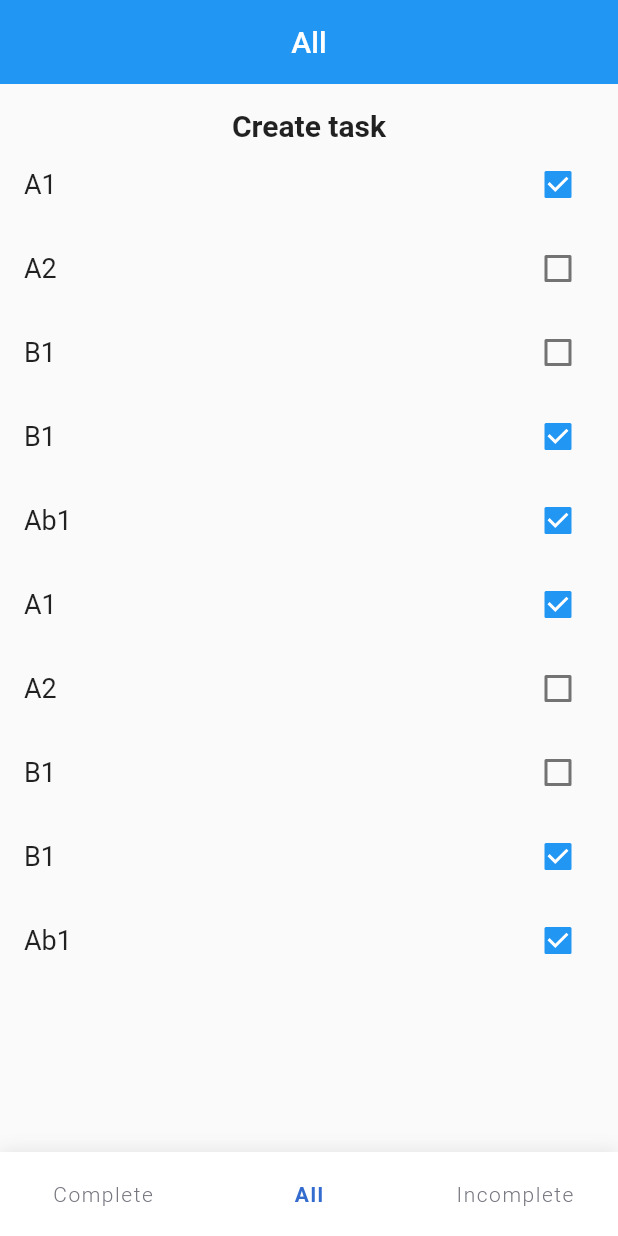
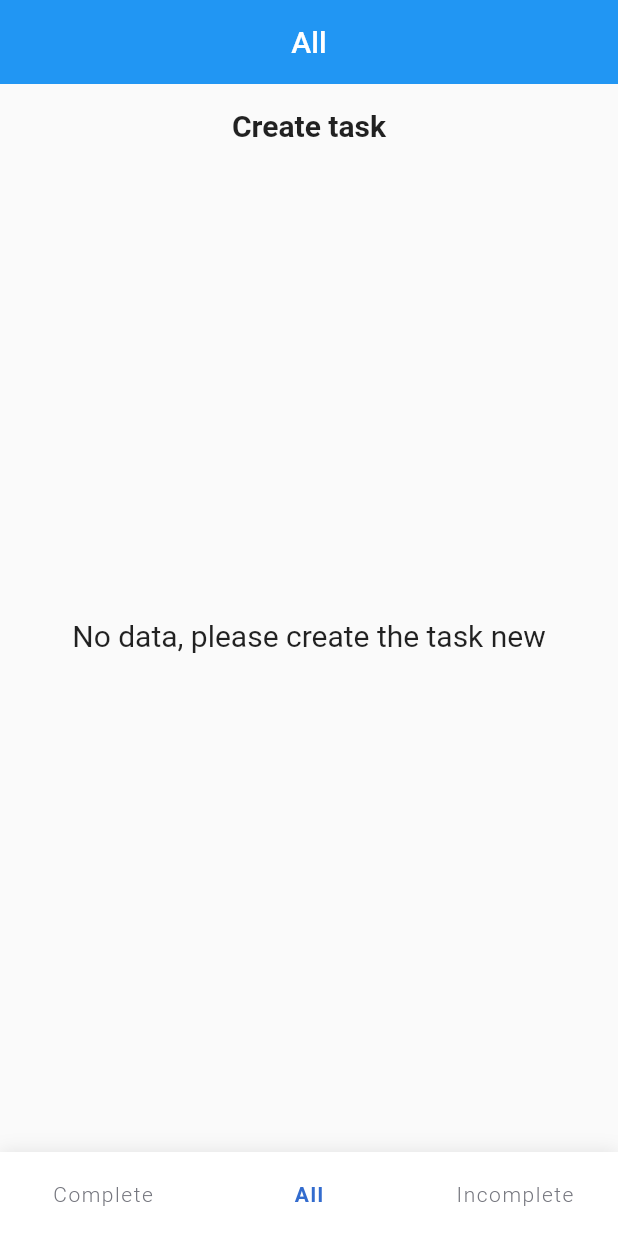
Before and after one commit to quynhnb2021/todo, a Flutter app: the screen it shows after launch, on a phone screen of 412 x 824 dp. Run offline on Flutter 3.47's test engine with Material 2 defaults, Android fonts, the phone set to English and light mode, and no system bars; our stand-ins replace flutter_svg, fluttertoast, get, google_fonts, sqflite; missing offline and left inert: get_cli; accounts and stored records are empty.

Commit message:
update sqlite

```diff
--- /dev/null
+++ b/lib/app/database/notes_database.dart
@@ -0,0 +1,89 @@
+import 'package:path/path.dart';
+import 'package:sqflite/sqflite.dart';
+import 'package:todo/app/models/task_model.dart';
+
+class NotesDatabase {
+  static final NotesDatabase instance = NotesDatabase._init();
+
+  static Database? _database;
+
+  NotesDatabase._init();
+
+  Future<Database> get database async {
+    if (_database != null) return _database!;
+
+    _database = await _initDB('tasks.db');
+    return _database!;
+  }
+
+  Future<Database> _initDB(String filePath) async {
+    final dbPath = await getDatabasesPath();
+    final path = join(dbPath, filePath);
+
+    return await openDatabase(path, version: 1, onCreate: _createDB);
+  }
+
+  Future _createDB(Database db, int version) async {
+    final idType = 'INTEGER PRIMARY KEY AUTOINCREMENT';
+    final textType = 'TEXT NOT NULL';
+    final boolType = 'BOOLEAN NOT NULL';
+    final integerType = 'INTEGER NOT NULL';
+
+    await db.execute('''
+CREATE TABLE $tableTasks (
+  ${TaskFields.id} $idType,
+  ${TaskFields.status} $boolType,
+  ${TaskFields.title} $textType,
+  ${TaskFields.time} $textType
+  )
+''');
+  }
+
+  Future<Task> create(Task task) async {
+    final db = await instance.database;
+
+    // final json = note.toJson();
+    // final columns =
+    //     '${NoteFields.title}, ${NoteFields.description}, ${NoteFields.time}';
+    // final values =
+    //     '${json[NoteFields.title]}, ${json[NoteFields.description]}, ${json[NoteFields.time]}';
+    // final id = await db
+    //     .rawInsert('INSERT INTO table_name ($columns) VALUES ($values)');
+
+    final id = await db.insert(tableTasks, task.toJson());
+    return task.copy(id: id);
+  }
+
+  Future<Task> readNote(int id) async {
+    final db = await instance.database;
+
+    final maps = await db.query(
+      tableTasks,
+      columns: TaskFields.values,
+      where: '${TaskFields.id} = ?',
+      whereArgs: [id],
+    );
+
+    if (maps.isNotEmpty) {
+      return Task.fromJson(maps.first);
+    } else {
+      throw Exception('ID $id not found');
+    }
+  }
+
+  Future<List<Task>> readAllNotes() async {
+    final db = await instance.database;
+
+    final orderBy = '${TaskFields.time} ASC';
+
+    final result = await db.query(tableTasks, orderBy: orderBy);
+
+    return result.map((json) => Task.fromJson(json)).toList();
+  }
+
+  Future close() async {
+    final db = await instance.database;
+
+    db.close();
+  }
+}
--- a/lib/app/models/task_model.dart
+++ b/lib/app/models/task_model.dart
@@ -1,9 +1,54 @@
+class TaskFields {
+  static final List<String> values = [
+    /// Add all fields
+    id, status, title, time
+  ];
+
+  static final String id = '_id';
+  static final String title = 'title';
+  static final String status = 'status';
+  static final String time = 'time';
+}
+
+final String tableTasks = 'tasks';
+
 class Task {
-  String? name;
-  bool? status;
+  final int? id;
+  final String? title;
+  final bool status;
+  final DateTime createdTime;
 
-  Task({
-    required this.name,
+  const Task({
+    this.id,
+    required this.title,
     required this.status,
+    required this.createdTime,
   });
+
+  Task copy({
+    int? id,
+    bool? status,
+    String? title,
+    DateTime? createdTime,
+  }) =>
+      Task(
+        id: id ?? this.id,
+        status: status ?? this.status,
+        title: title ?? this.title,
+        createdTime: createdTime ?? this.createdTime,
+      );
+
+  static Task fromJson(Map<String, Object?> json) => Task(
+        id: json[TaskFields.id] as int?,
+        status: json[TaskFields.status] == 1,
+        title: json[TaskFields.title] as String,
+        createdTime: DateTime.parse(json[TaskFields.time] as String),
+      );
+
+  Map<String, Object?> toJson() => {
+        TaskFields.id: id,
+        TaskFields.title: title,
+        TaskFields.status: status ? 1 : 0,
+        TaskFields.time: createdTime.toIso8601String(),
+      };
 }
--- /dev/null
+++ b/lib/app/models/task_test_model.dart
@@ -0,0 +1,40 @@
+import 'package:todo/app/models/task_model.dart';
+
+class ListTask {
+  List<Task> mockTasks = [
+    Task(id: 1, title: "Product1", status: true, createdTime: DateTime.now()),
+    Task(
+      id: 2,
+      title: "Product2",
+      status: true,
+      createdTime: DateTime.now().add(Duration(minutes: 1)),
+    ),
+    Task(
+      id: 3,
+      title: "Product3",
+      status: false,
+      createdTime: DateTime.now().add(Duration(minutes: 1)),
+    ),
+    Task(
+      id: 4,
+      title: "Product4",
+      status: false,
+      createdTime: DateTime.now().add(Duration(minutes: 1)),
+    )
+  ];
+  // final mockettasks = [
+  //   Task(name: "A2", status: false,),
+  //   Task(name: "B1", status: false),
+  //   Task(name: "B1", status: true),
+  //   Task(name: "Ab1", status: true),
+  //   Task(name: "A1", status: true),
+  //   Task(name: "A2", status: false),
+  //   Task(name: "B1", status: false),
+  //   Task(name: "B1", status: true),
+  //   Task(name: "Ab1", status: true)
+  // ];
+
+  void increment() => value++;
+
+  void decrement() => value--;
+}
--- a/lib/app/modules/all_task_page/controllers/all_task_page_controller.dart
+++ b/lib/app/modules/all_task_page/controllers/all_task_page_controller.dart
@@ -1,4 +1,5 @@
 import 'package:get/get.dart';
+import 'package:todo/app/database/notes_database.dart';
 import 'package:todo/app/models/task_model.dart';
 import 'package:todo/app/modules/complete_task_page/controllers/complete_task_page_controller.dart';
 import 'package:todo/app/modules/incomplete_task_page/controllers/incomplete_task_page_controller.dart';
@@ -7,21 +8,22 @@ class AllTaskPageController extends GetxController {
   //TODO: Implement AllTaskPageController
 
   final tasks = [
-    Task(name: "A1", status: true),
-    Task(name: "A2", status: false),
-    Task(name: "B1", status: false),
-    Task(name: "B1", status: true),
-    Task(name: "Ab1", status: true),
-    Task(name: "A1", status: true),
-    Task(name: "A2", status: false),
-    Task(name: "B1", status: false),
-    Task(name: "B1", status: true),
-    Task(name: "Ab1", status: true)
+    // Task(name: "A1", status: true),
+    // Task(name: "A2", status: false),
+    // Task(name: "B1", status: false),
+    // Task(name: "B1", status: true),
+    // Task(name: "Ab1", status: true),
+    // Task(name: "A1", status: true),
+    // Task(name: "A2", status: false),
+    // Task(name: "B1", status: false),
+    // Task(name: "B1", status: true),
+    // Task(name: "Ab1", status: true)
   ].obs;
   final isChecked = false.obs;
   @override
-  void onInit() {
+  void onInit() async {
     super.onInit();
+    tasks.value = await NotesDatabase.instance.readAllNotes();
   }
 
   @override
@@ -30,17 +32,26 @@ class AllTaskPageController extends GetxController {
   }
 
   @override
-  void onClose() {}
+  void onClose() {
+    super.onClose();
+    NotesDatabase.instance.close();
+  }
+
   tapCheckBox(bool? checked) {
     isChecked.value = checked ?? false;
   }
 
-  tapSubmit(String text) {
-    tasks.insert(0, Task(name: text, status: isChecked.value));
-    Get.find<CompleteTaskPageController>().completeTask.value =
-        tasks.where((e) => e.status == true).toList();
-    Get.find<IncompleteTaskPageController>().inCompleteTask.value =
-        tasks.where((e) => e.status == false).toList();
+  tapSubmit(String text) async {
+    final task = Task(
+      title: text,
+      status: isChecked.value,
+      createdTime: DateTime.now(),
+    );
+
+    tasks.insert(0, task);
+    Get.find<CompleteTaskPageController>().completeTask.value = tasks.where((e) => e.status == true).toList();
+    Get.find<IncompleteTaskPageController>().inCompleteTask.value = tasks.where((e) => e.status == false).toList();
     update();
+    await NotesDatabase.instance.create(task);
   }
 }
--- a/lib/app/modules/all_task_page/views/all_task_page_view.dart
+++ b/lib/app/modules/all_task_page/views/all_task_page_view.dart
@@ -20,21 +20,26 @@ class AllTaskPageView extends GetView<AllTaskPageController> {
           children: [
             GestureDetector(
               onTap: () {
-                showDialog(
-                    context: context,
-                    builder: (context) => TextFieldAlertDialog());
+                showDialog(context: context, builder: (context) => TextFieldAlertDialog());
               },
               child: Text(
                 "Create task",
                 style: TextStyle(fontWeight: FontWeight.bold, fontSize: 20),
               ),
             ),
-            Expanded(
-              child: Obx(
-                () => ListView.builder(
-                    itemCount: controller.tasks.length,
-                    itemBuilder: (context, index) =>
-                        allTask(controller.tasks[index])),
+            Obx(
+              () => Expanded(
+                child: controller.tasks.length > 0
+                    ? ListView.builder(
+                        itemCount: controller.tasks.length,
+                        itemBuilder: (context, index) => allTask(controller.tasks[index]),
+                      )
+                    : Center(
+                        child: Text(
+                          'No data, please create the task new',
+                          style: TextStyle(fontSize: 20),
+                        ),
+                      ),
               ),
             )
           ],
@@ -50,7 +55,7 @@ class AllTaskPageView extends GetView<AllTaskPageController> {
           children: [
             Expanded(
                 child: Text(
-              task.name ?? "",
+              task.title ?? "",
               style: TextStyle(fontSize: 18),
             )),
             SizedBox(
@@ -83,8 +88,7 @@ class TextFieldAlertDialog extends StatelessWidget {
                 controller: taskTextField,
                 keyboardType: TextInputType.multiline,
                 maxLines: null,
-                decoration:
-                    const InputDecoration(hintText: "Wrire task here ..."),
+                decoration: const InputDecoration(hintText: "Wrire task here ..."),
               ),
             ),
           ),
--- a/lib/app/modules/complete_task_page/views/complete_task_page_view.dart
+++ b/lib/app/modules/complete_task_page/views/complete_task_page_view.dart
@@ -41,7 +41,7 @@ class CompleteTaskPageView extends GetView<CompleteTaskPageController> {
           children: [
             Expanded(
                 child: Text(
-              task.name ?? "",
+              task.title ?? "",
               style: TextStyle(fontSize: 18),
             )),
             SizedBox(
--- a/lib/app/modules/incomplete_task_page/views/incomplete_task_page_view.dart
+++ b/lib/app/modules/incomplete_task_page/views/incomplete_task_page_view.dart
@@ -41,7 +41,7 @@ class IncompleteTaskPageView extends GetView<IncompleteTaskPageController> {
           children: [
             Expanded(
                 child: Text(
-              task.name ?? "",
+              task.title ?? "",
               style: TextStyle(fontSize: 18),
             )),
             SizedBox(
--- a/pubspec.yaml
+++ b/pubspec.yaml
@@ -39,6 +39,8 @@ dependencies:
   google_fonts: ^2.1.0
   flutter_svg: ^0.23.0+1
   fluttertoast: ^8.0.8
+  sqflite: ^2.0.2
+  test: any
 
 dev_dependencies:
   integration_test:
```
Also changed, not shown: 1 other file.
